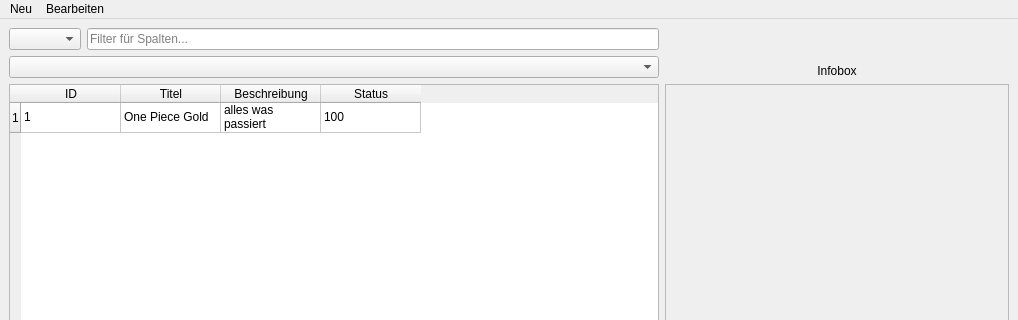
This is templates/backlog_manager_main.ui in Wholffe/BacklogManager as Qt 5 draws it before an edit; both pictures show x 0 to 1018 and y 0 to 320 of the 1018 by 756 pixel window. The edited form follows.
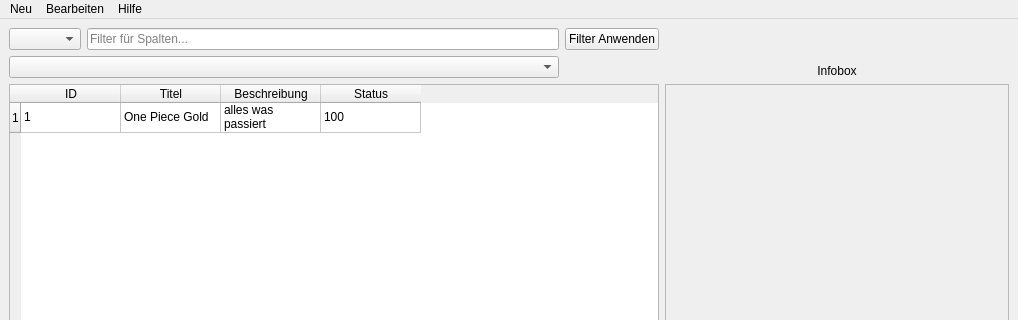
This is the edited form.

The edit to the form file:
```diff
--- a/templates/backlog_manager_main.ui
+++ b/templates/backlog_manager_main.ui
@@ -34,6 +34,13 @@
         </property>
        </widget>
       </item>
+      <item row="2" column="2">
+       <widget class="QPushButton" name="button_apply_filter">
+        <property name="text">
+         <string>Filter Anwenden</string>
+        </property>
+       </widget>
+      </item>
      </layout>
     </item>
     <item row="7" column="0" rowspan="2">
@@ -147,8 +154,15 @@
     </property>
     <addaction name="action_edit_backlog"/>
    </widget>
+   <widget class="QMenu" name="menuHilfe">
+    <property name="title">
+     <string>Hilfe</string>
+    </property>
+    <addaction name="actionHilfe"/>
+   </widget>
    <addaction name="menuDatei"/>
    <addaction name="menuMail"/>
+   <addaction name="menuHilfe"/>
   </widget>
   <action name="actionMail_erfassen">
    <property name="text">
```
Left out of the diff: 9 changed lines with no effect on the pictures.
